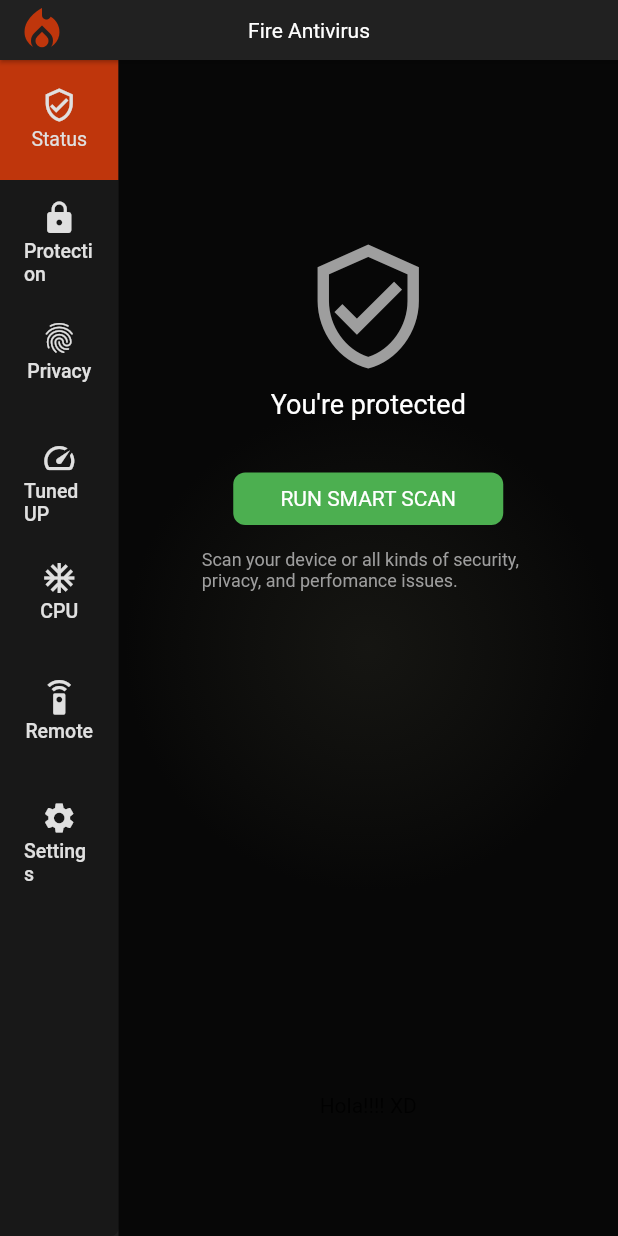
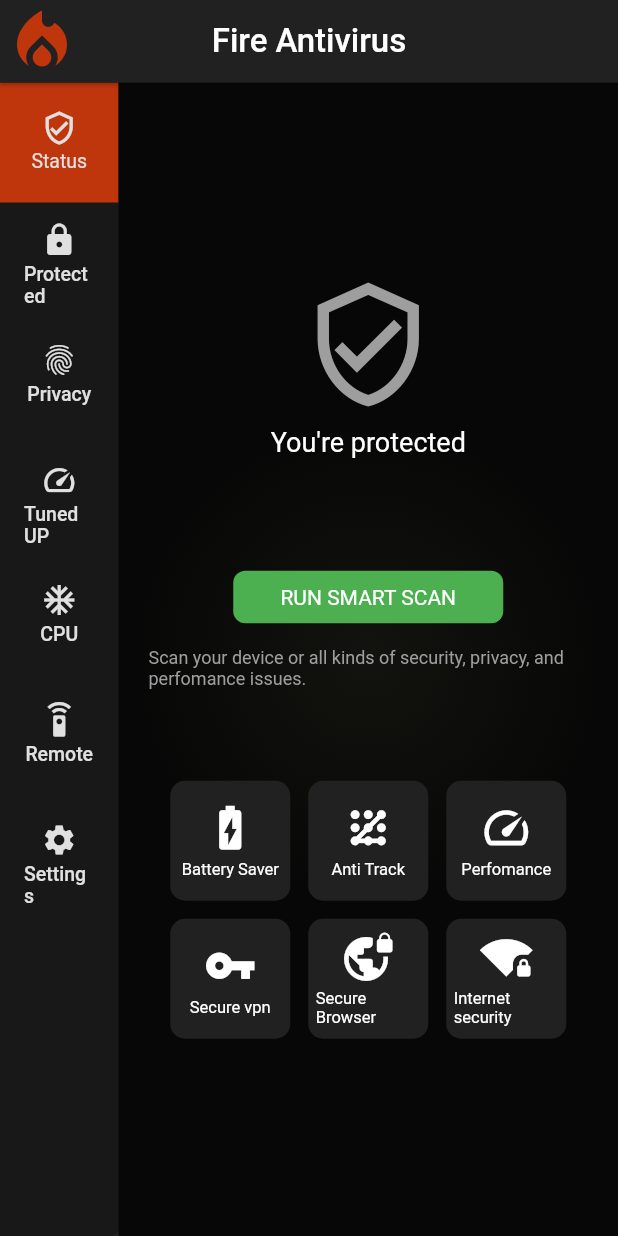
Before and after one commit to jeremiasramirez/flutter_antivirus, a Flutter app: the screen it shows after launch, on a phone screen of 412 x 824 dp. Run offline on Flutter 3.47's test engine with Material 2 defaults, Android fonts, the phone set to English and light mode, and no system bars; our stand-ins replace animate_do, google_fonts; Roboto replaces fonts that are missing (arial, ubuntu).

Commit message:
agregado de apps

```diff
--- a/lib/main.dart
+++ b/lib/main.dart
@@ -12,7 +12,7 @@
     return MaterialApp(
         debugShowCheckedModeBanner: false,
         title: 'Fire virus',
-        initialRoute: "loading",
+        initialRoute: "home",
         routes: {
           "loading": (context) => LoadingFirePage(),
           "home": (context) => HomeFirePage(),
--- a/lib/widgets/home/item.menu.dart
+++ b/lib/widgets/home/item.menu.dart
@@ -11,7 +11,7 @@
         padding: EdgeInsets.only(top: 0, bottom: 8),
         // margin: EdgeInsets.only(top: 0, bottom: 0),
         alignment: Alignment.center,
-        width: 105,
+        width: 108,
         height: 80,
         decoration: BoxDecoration(
             // color: Color.fromRGBO(200, 180, 0, .8),
--- a/lib/widgets/home/menu.home.dart
+++ b/lib/widgets/home/menu.home.dart
@@ -27,7 +27,7 @@
   dynamic insertItems() {
     return [
       ItemsMenu(Icons.verified_user_outlined, "Status").selected(),
-      ItemsMenu(Icons.lock, "Protection"),
+      ItemsMenu(Icons.lock, "Protected"),
       ItemsMenu(Icons.fingerprint, "Privacy"),
       ItemsMenu(Icons.speed, "Tuned UP"),
       ItemsMenu(Icons.ac_unit, "CPU"),
--- a/lib/widgets/home/menu.navbar.dart
+++ b/lib/widgets/home/menu.navbar.dart
@@ -4,14 +4,14 @@
 AppBar navBar() {
   return AppBar(
     centerTitle: true,
-    toolbarHeight: 40,
-    leading: logoApp(0, 35),
+    toolbarHeight: 55,
+    leading: logoApp(0, 50),
     backgroundColor: Colors.grey[900],
     title: Text("Fire Antivirus",
         style: TextStyle(
             color: Colors.white,
-            fontSize: 14,
-            fontWeight: FontWeight.w400,
+            fontSize: 22,
+            fontWeight: FontWeight.w500,
             fontFamily: "ubuntu")),
     elevation: 1.1,
   );
--- a/lib/widgets/home/status.home.dart
+++ b/lib/widgets/home/status.home.dart
@@ -15,12 +15,12 @@
     this.sizesScreen(context);
 
     return Container(
-      padding: EdgeInsets.only(top: 40),
+      padding: EdgeInsets.only(top: 4),
       alignment: Alignment.topCenter,
       decoration: BoxDecoration(
           color: Color.fromRGBO(10, 10, 10, .8),
           gradient: RadialGradient(
-              colors: [Color.fromRGBO(15, 15, 10, .8), Colors.black])),
+              colors: [Color.fromRGBO(15, 15, 10, 1), Colors.black])),
       width: this.widthScreen,
       height: this.heightScreen,
       child: this.statusItems(),
@@ -28,22 +28,24 @@
   }
 
   Widget statusItems() {
-    return Column(
-        mainAxisAlignment: MainAxisAlignment.spaceAround,
-        children: [this.checkedStatus(), Text("Hola!!!! XD")]);
+    return Column(mainAxisAlignment: MainAxisAlignment.center, children: [
+      this.checkedStatus(),
+      Separated(0, 30),
+      AppsHome(this.heightScreen)
+    ]);
   }
 
   Widget checkedStatus() {
     return Container(
-        width: this.widthScreen / 1.5,
-        height: this.heightScreen / 2,
+        width: this.widthScreen / 1,
+        height: 300,
         alignment: Alignment.center,
         // decoration: BoxDecoration(color: Colors.blue),
         child: Column(children: [
           this.imageStatus(),
           Separated(0, 10),
           this.textForButtonDown(),
-          // Separated(0, 60),
+          Separated(0, 40),
           this.buttonStatusChecked(),
           // Separated(0, 20),
           this.descriptionStatus()
@@ -61,16 +63,16 @@
     );
   }
 
-  BounceInUp imageStatus() {
-    return BounceInUp(
-        from: 4,
+  ZoomIn imageStatus() {
+    return ZoomIn(
+        from: .9,
         child: Icon(Icons.verified_user_outlined,
             size: 90, color: Colors.grey[500]));
   }
 
   Widget buttonStatusChecked() {
     return BounceInUp(
-        from: 4,
+        from: 6,
         child: Container(
             width: 180,
             height: 35,
@@ -89,6 +91,7 @@
 
   Widget descriptionStatus() {
     return Container(
+        padding: EdgeInsets.only(left: 20, right: 4),
         margin: EdgeInsets.only(top: 16),
         child: Text(
             "Scan your device or all kinds of security, privacy, and perfomance issues.",
@@ -103,3 +106,61 @@
     });
   }
 }
+
+class AppsHome extends StatelessWidget {
+  double screenHeight;
+  AppsHome(this.screenHeight);
+
+  Widget build(context) {
+    return Container(
+        width: double.infinity,
+        child: Column(
+          mainAxisAlignment: MainAxisAlignment.center,
+          children: [
+            Row(
+              mainAxisAlignment: MainAxisAlignment.center,
+              children: [
+                this.app("Battery Saver", Icons.battery_charging_full),
+                this.app("Anti Track", Icons.pattern),
+                this.app("Perfomance", Icons.speed),
+              ],
+            ),
+            Row(
+              mainAxisAlignment: MainAxisAlignment.center,
+              children: [
+                this.app("Secure vpn", Icons.vpn_key),
+                this.app("Secure Browser", Icons.vpn_lock),
+                this.app("Internet security", Icons.wifi_lock),
+              ],
+            )
+          ],
+        ));
+    // decoration: BoxDecoration(color: Colors.grey[200]));
+  }
+
+  Widget app(String title, dynamic icon) {
+    return BounceInUp(
+        duration: Duration(seconds: 2),
+        child: Container(
+            width: 80,
+            height: 80,
+            margin: EdgeInsets.all(6),
+            padding: EdgeInsets.all(5),
+            decoration: BoxDecoration(
+                color: Colors.grey[900],
+                borderRadius: BorderRadius.circular(10)),
+            child:
+                Column(mainAxisAlignment: MainAxisAlignment.center, children: [
+              Icon(icon, size: 35, color: Colors.white),
+              Separated(0, 4),
+              Text(
+                title,
+                style: TextStyle(
+                  fontFamily: "ubuntu",
+                  color: Colors.white,
+                  fontSize: 11,
+                ),
+              )
+            ])));
+  }
+}
```
Also changed, not shown: 10 other files.
